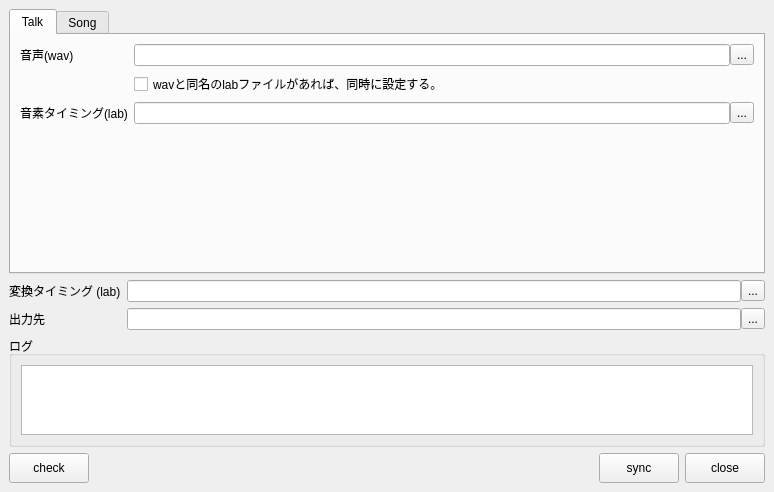
First picture: the form in library/python/rs/tool/voice_sync/voice_sync.ui, repository nakano000/Resolve_Script, before the edit.
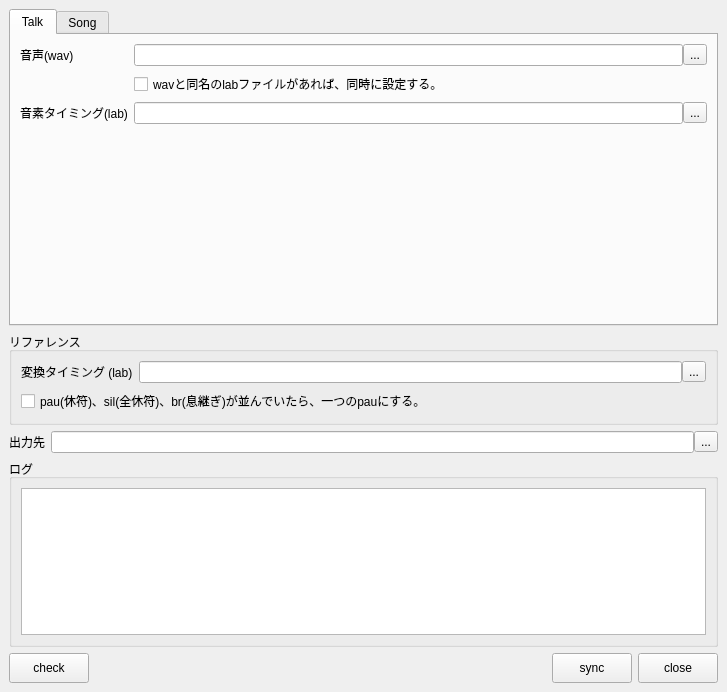
Second picture: the form after the edit. Custom widgets are drawn as their Qt base class.

Commit message: pau,sil,br連結オプション追加

Patch:
```diff
--- a/library/python/rs/tool/voice_sync/voice_sync.ui
+++ b/library/python/rs/tool/voice_sync/voice_sync.ui
@@ -6,15 +6,15 @@
    <rect>
     <x>0</x>
     <y>0</y>
-    <width>774</width>
-    <height>492</height>
+    <width>727</width>
+    <height>692</height>
    </rect>
   </property>
   <property name="windowTitle">
    <string>MainWindow</string>
   </property>
   <widget class="QWidget" name="centralwidget">
-   <layout class="QVBoxLayout" name="verticalLayout_2">
+   <layout class="QVBoxLayout" name="verticalLayout_5">
     <item>
      <widget class="QTabWidget" name="tabWidget">
       <property name="currentIndex">
@@ -202,15 +202,21 @@
      </widget>
     </item>
     <item>
-     <layout class="QFormLayout" name="formLayout_2">
-      <item row="0" column="0">
+     <widget class="QGroupBox" name="groupBox_3">
+      <property name="title">
+       <string>リファレンス</string>
+      </property>
+      <layout class="QVBoxLayout" name="verticalLayout_2">
+       <item>
+        <layout class="QHBoxLayout" name="horizontalLayout_10">
+         <item>
        <widget class="QLabel" name="label_2">
         <property name="text">
          <string>変換タイミング (lab)</string>
         </property>
        </widget>
       </item>
-      <item row="0" column="1">
+         <item>
        <layout class="QHBoxLayout" name="horizontalLayout_2">
         <property name="spacing">
          <number>0</number>
@@ -234,14 +240,28 @@
         </item>
        </layout>
       </item>
-      <item row="1" column="0">
+        </layout>
+       </item>
+       <item>
+        <widget class="QCheckBox" name="usePauCompCheckBox">
+         <property name="text">
+          <string>pau(休符)、sil(全休符)、br(息継ぎ)が並んでいたら、一つのpauにする。</string>
+         </property>
+        </widget>
+       </item>
+      </layout>
+     </widget>
+    </item>
+    <item>
+     <layout class="QHBoxLayout" name="horizontalLayout_9">
+      <item>
        <widget class="QLabel" name="destLabel">
         <property name="text">
          <string>出力先</string>
         </property>
        </widget>
       </item>
-      <item row="1" column="1">
+      <item>
        <layout class="QHBoxLayout" name="horizontalLayout">
         <property name="spacing">
          <number>0</number>
```
Lines whose indentation alone changed are shown as unchanged. The commit also changes 2 other files.
